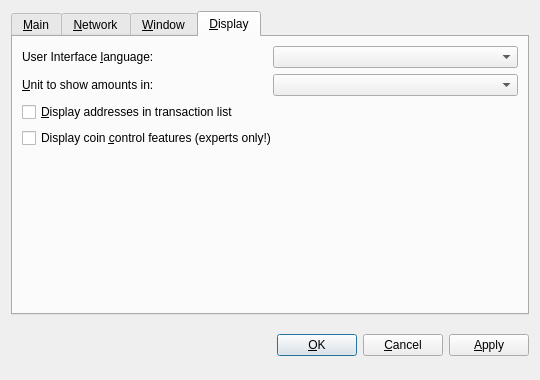
Above: src/qt/forms/optionsdialog.ui from saffroncoin/saffroncoin before the change. Below: the same form after it.
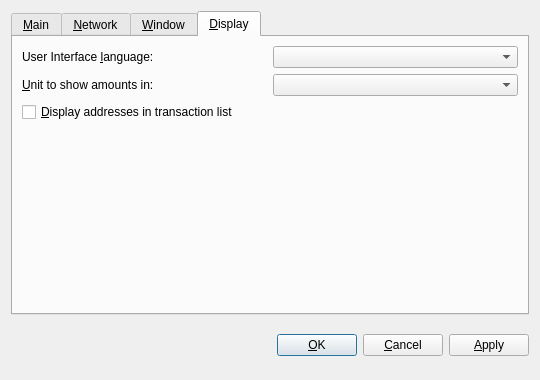
That is the form after the change. The open tabs and pages were chosen to show the change. Custom widgets are drawn as their Qt base class.

The edit to the form file:
```diff
--- a/src/qt/forms/optionsdialog.ui
+++ b/src/qt/forms/optionsdialog.ui
@@ -363,16 +363,6 @@
          </property>
         </widget>
        </item>
-       <item>
-        <widget class="QCheckBox" name="coinControlFeatures">
-         <property name="toolTip">
-          <string>Whether to show coin control features or not.</string>
-         </property>
-         <property name="text">
-          <string>Display coin &amp;control features (experts only!)</string>
-         </property>
-        </widget>
-       </item>
        <item>
         <spacer name="verticalSpacer_Display">
          <property name="orientation">
```
Left out of the diff: 12 changed lines with no effect on the pictures.
